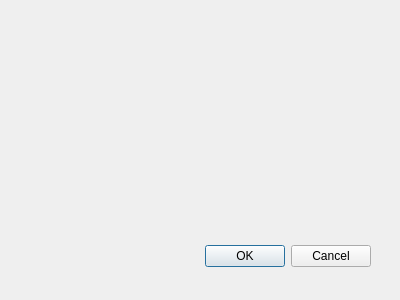
Qt form yolo_qgis_dialog_base.ui (santerr80/yolo_qgis) before a commit.
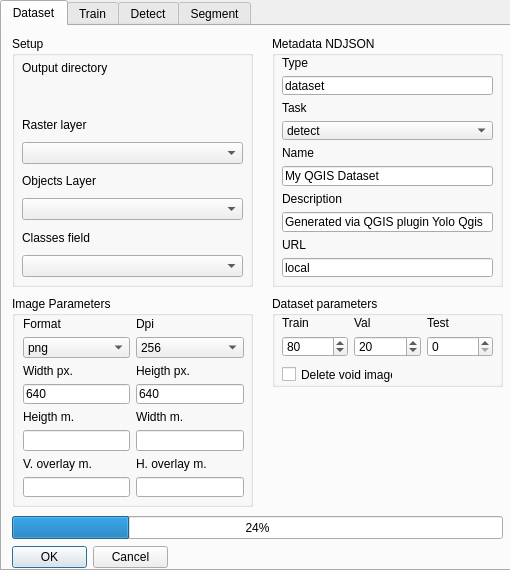
The same form after that commit. Custom widgets are drawn as their Qt base class.

```diff
--- a/yolo_qgis_dialog_base.ui
+++ b/yolo_qgis_dialog_base.ui
@@ -1,34 +1,582 @@
 <ui version="4.0" >
  <class>YoloQgisDialogBase</class>
- <widget class="QDialog" name="YoloQgisDialogBase" >
-  <property name="geometry" >
+ <widget class="QDialog" name="YoloQgisDialogBase">
+  <property name="windowModality">
+   <enum>Qt::NonModal</enum>
+  </property>
+  <property name="geometry">
    <rect>
     <x>0</x>
     <y>0</y>
-    <width>400</width>
-    <height>300</height>
+    <width>510</width>
+    <height>570</height>
    </rect>
   </property>
-  <property name="windowTitle" >
+  <property name="sizePolicy">
+   <sizepolicy hsizetype="Fixed" vsizetype="Fixed">
+    <horstretch>0</horstretch>
+    <verstretch>0</verstretch>
+   </sizepolicy>
+  </property>
+  <property name="acceptDrops">
+   <bool>true</bool>
+  </property>
+  <property name="windowTitle">
    <string>Yolo Qgis</string>
   </property>
-  <widget class="QDialogButtonBox" name="button_box" >
-   <property name="geometry" >
+  <property name="layoutDirection">
+   <enum>Qt::LeftToRight</enum>
+  </property>
+  <property name="autoFillBackground">
+   <bool>false</bool>
+  </property>
+  <property name="sizeGripEnabled">
+   <bool>false</bool>
+  </property>
+  <property name="modal">
+   <bool>true</bool>
+  </property>
+  <widget class="QTabWidget" name="tabWidget">
+   <property name="geometry">
     <rect>
-     <x>30</x>
-     <y>240</y>
-     <width>341</width>
-     <height>32</height>
+     <x>0</x>
+     <y>0</y>
+     <width>511</width>
+     <height>571</height>
     </rect>
    </property>
-   <property name="orientation" >
-    <enum>Qt::Horizontal</enum>
+   <property name="currentIndex">
+    <number>0</number>
    </property>
-   <property name="standardButtons" >
-    <set>QDialogButtonBox::Cancel|QDialogButtonBox::Ok</set>
-   </property>
+   <widget class="QWidget" name="Dataset">
+    <attribute name="title">
+     <string>Dataset</string>
+    </attribute>
+    <widget class="QGroupBox" name="MetadataNdjson">
+     <property name="geometry">
+      <rect>
+       <x>270</x>
+       <y>10</y>
+       <width>231</width>
+       <height>251</height>
+      </rect>
+     </property>
+     <property name="title">
+      <string>Metadata NDJSON</string>
+     </property>
+     <property name="flat">
+      <bool>false</bool>
+     </property>
+     <property name="checkable">
+      <bool>false</bool>
+     </property>
+     <widget class="QWidget" name="layoutWidget">
+      <property name="geometry">
+       <rect>
+        <x>10</x>
+        <y>20</y>
+        <width>211</width>
+        <height>221</height>
+       </rect>
+      </property>
+      <layout class="QVBoxLayout" name="verticalLayout_3">
+       <item>
+        <widget class="QLabel" name="label_13">
+         <property name="text">
+          <string>Type</string>
+         </property>
+        </widget>
+       </item>
+       <item>
+        <widget class="QLineEdit" name="lineEdit_TypeDataset">
+         <property name="text">
+          <string>dataset</string>
+         </property>
+        </widget>
+       </item>
+       <item>
+        <widget class="QLabel" name="label_14">
+         <property name="text">
+          <string>Task</string>
+         </property>
+        </widget>
+       </item>
+       <item>
+        <widget class="QComboBox" name="comboBox_TaskDataset">
+         <item>
+          <property name="text">
+           <string>detect</string>
+          </property>
+         </item>
+         <item>
+          <property name="text">
+           <string>segment</string>
+          </property>
+         </item>
+         <item>
+          <property name="text">
+           <string>classify</string>
+          </property>
+         </item>
+         <item>
+          <property name="text">
+           <string>pose</string>
+          </property>
+         </item>
+         <item>
+          <property name="text">
+           <string>obb</string>
+          </property>
+         </item>
+        </widget>
+       </item>
+       <item>
+        <widget class="QLabel" name="label_15">
+         <property name="text">
+          <string>Name</string>
+         </property>
+        </widget>
+       </item>
+       <item>
+        <widget class="QLineEdit" name="lineEdit_NameDataset">
+         <property name="text">
+          <string>My QGIS Dataset</string>
+         </property>
+        </widget>
+       </item>
+       <item>
+        <widget class="QLabel" name="label_16">
+         <property name="text">
+          <string>Description</string>
+         </property>
+        </widget>
+       </item>
+       <item>
+        <widget class="QLineEdit" name="lineEdit_DescriptionDataset">
+         <property name="text">
+          <string>Generated via QGIS plugin Yolo Qgis</string>
+         </property>
+        </widget>
+       </item>
+       <item>
+        <widget class="QLabel" name="label_17">
+         <property name="text">
+          <string>URL</string>
+         </property>
+        </widget>
+       </item>
+       <item>
+        <widget class="QLineEdit" name="lineEdit_UrlDataset">
+         <property name="text">
+          <string>local</string>
+         </property>
+        </widget>
+       </item>
+      </layout>
+     </widget>
+    </widget>
+    <widget class="QGroupBox" name="ImageParameters">
+     <property name="geometry">
+      <rect>
+       <x>10</x>
+       <y>270</y>
+       <width>241</width>
+       <height>211</height>
+      </rect>
+     </property>
+     <property name="title">
+      <string>Image Parameters</string>
+     </property>
+     <widget class="QWidget" name="layoutWidget">
+      <property name="geometry">
+       <rect>
+        <x>11</x>
+        <y>21</y>
+        <width>221</width>
+        <height>181</height>
+       </rect>
+      </property>
+      <layout class="QGridLayout" name="gridLayout">
+       <item row="3" column="1">
+        <widget class="QLineEdit" name="lineEdit_HeigthPixel">
+         <property name="text">
+          <string>640</string>
+         </property>
+        </widget>
+       </item>
+       <item row="2" column="0">
+        <widget class="QLabel" name="label_7">
+         <property name="text">
+          <string>Width px.</string>
+         </property>
+        </widget>
+       </item>
+       <item row="3" column="0">
+        <widget class="QLineEdit" name="lineEdit_WidthPixel">
+         <property name="text">
+          <string>640</string>
+         </property>
+        </widget>
+       </item>
+       <item row="0" column="0">
+        <widget class="QLabel" name="label_5">
+         <property name="text">
+          <string>Format</string>
+         </property>
+        </widget>
+       </item>
+       <item row="0" column="1">
+        <widget class="QLabel" name="label_6">
+         <property name="text">
+          <string>Dpi</string>
+         </property>
+        </widget>
+       </item>
+       <item row="2" column="1">
+        <widget class="QLabel" name="label_8">
+         <property name="text">
+          <string>Heigth px.</string>
+         </property>
+        </widget>
+       </item>
+       <item row="1" column="0">
+        <widget class="QComboBox" name="comboBoxFileFormat">
+         <item>
+          <property name="text">
+           <string>png</string>
+          </property>
+         </item>
+         <item>
+          <property name="text">
+           <string>jpg</string>
+          </property>
+         </item>
+        </widget>
+       </item>
+       <item row="1" column="1">
+        <widget class="QComboBox" name="comboBox_Dpi">
+         <property name="currentText">
+          <string>256</string>
+         </property>
+         <property name="currentIndex">
+          <number>1</number>
+         </property>
+         <item>
+          <property name="text">
+           <string>128</string>
+          </property>
+         </item>
+         <item>
+          <property name="text">
+           <string>256</string>
+          </property>
+         </item>
+         <item>
+          <property name="text">
+           <string>512</string>
+          </property>
+         </item>
+         <item>
+          <property name="text">
+           <string>1024</string>
+          </property>
+         </item>
+        </widget>
+       </item>
+       <item row="4" column="0">
+        <widget class="QLabel" name="label_9">
+         <property name="text">
+          <string>Heigth m.</string>
+         </property>
+        </widget>
+       </item>
+       <item row="5" column="0">
+        <widget class="QLineEdit" name="lineEdit_HeigthMeter">
+         <property name="text">
+          <string/>
+         </property>
+        </widget>
+       </item>
+       <item row="6" column="0">
+        <widget class="QLabel" name="label_12">
+         <property name="text">
+          <string>V. overlay m.</string>
+         </property>
+        </widget>
+       </item>
+       <item row="4" column="1">
+        <widget class="QLabel" name="label_10">
+         <property name="text">
+          <string>Width m.</string>
+         </property>
+        </widget>
+       </item>
+       <item row="6" column="1">
+        <widget class="QLabel" name="label_11">
+         <property name="text">
+          <string>H. overlay m.</string>
+         </property>
+        </widget>
+       </item>
+       <item row="7" column="1">
+        <widget class="QLineEdit" name="lineEdit_HorizontalOverlay">
+         <property name="text">
+          <string/>
+         </property>
+        </widget>
+       </item>
+       <item row="5" column="1">
+        <widget class="QLineEdit" name="lineEdit_WidthMeter">
+         <property name="text">
+          <string/>
+         </property>
+        </widget>
+       </item>
+       <item row="7" column="0">
+        <widget class="QLineEdit" name="lineEdit_VerticalOverlay">
+         <property name="text">
+          <string/>
+         </property>
+        </widget>
+       </item>
+      </layout>
+     </widget>
+    </widget>
+    <widget class="QGroupBox" name="Setup">
+     <property name="geometry">
+      <rect>
+       <x>10</x>
+       <y>10</y>
+       <width>241</width>
+       <height>251</height>
+      </rect>
+     </property>
+     <property name="title">
+      <string>Setup</string>
+     </property>
+     <widget class="QWidget" name="layoutWidget">
+      <property name="geometry">
+       <rect>
+        <x>10</x>
+        <y>20</y>
+        <width>221</width>
+        <height>221</height>
+       </rect>
+      </property>
+      <layout class="QVBoxLayout" name="verticalLayout">
+       <property name="spacing">
+        <number>6</number>
+       </property>
+       <item>
+        <widget class="QLabel" name="label">
+         <property name="text">
+          <string>Output directory</string>
+         </property>
+        </widget>
+       </item>
+       <item>
+        <widget class="QgsFileWidget" name="mQgsFileWidget">
+         <property name="storageMode">
+          <enum>QgsFileWidget::GetDirectory</enum>
+         </property>
+        </widget>
+       </item>
+       <item>
+        <widget class="QLabel" name="label_2">
+         <property name="text">
+          <string>Raster layer</string>
+         </property>
+        </widget>
+       </item>
+       <item>
+        <widget class="QgsMapLayerComboBox" name="mMapLayerComboBoxRaster"/>
+       </item>
+       <item>
+        <widget class="QLabel" name="label_4">
+         <property name="text">
+          <string>Objects Layer</string>
+         </property>
+        </widget>
+       </item>
+       <item>
+        <widget class="QgsMapLayerComboBox" name="mMapLayerComboBoxObjects"/>
+       </item>
+       <item>
+        <widget class="QLabel" name="label_3">
+         <property name="text">
+          <string>Classes field</string>
+         </property>
+        </widget>
+       </item>
+       <item>
+        <widget class="QgsFieldComboBox" name="mFieldComboBoxObjects">
+         <property name="currentText">
+          <string/>
+         </property>
+        </widget>
+       </item>
+      </layout>
+     </widget>
+    </widget>
+    <widget class="QGroupBox" name="DatasetParameters">
+     <property name="geometry">
+      <rect>
+       <x>270</x>
+       <y>270</y>
+       <width>231</width>
+       <height>91</height>
+      </rect>
+     </property>
+     <property name="title">
+      <string>Dataset parameters</string>
+     </property>
+     <widget class="QWidget" name="layoutWidget">
+      <property name="geometry">
+       <rect>
+        <x>10</x>
+        <y>20</y>
+        <width>211</width>
+        <height>41</height>
+       </rect>
+      </property>
+      <layout class="QGridLayout" name="gridLayout_2">
+       <item row="0" column="0">
+        <widget class="QLabel" name="label_18">
+         <property name="text">
+          <string>Train</string>
+         </property>
+        </widget>
+       </item>
+       <item row="0" column="1">
+        <widget class="QLabel" name="label_19">
+         <property name="text">
+          <string>Val</string>
+         </property>
+        </widget>
+       </item>
+       <item row="0" column="2">
+        <widget class="QLabel" name="label_20">
+         <property name="text">
+          <string>Test</string>
+         </property>
+        </widget>
+       </item>
+       <item row="1" column="0">
+        <widget class="QSpinBox" name="spinBox_Train">
+         <property name="minimum">
+          <number>1</number>
+         </property>
+         <property name="maximum">
+          <number>99</number>
+         </property>
+         <property name="value">
+          <number>80</number>
+         </property>
+        </widget>
+       </item>
+       <item row="1" column="1">
+        <widget class="QSpinBox" name="spinBox_Val">
+         <property name="minimum">
+          <number>1</number>
+         </property>
+         <property name="maximum">
+          <number>99</number>
+         </property>
+         <property name="value">
+          <number>20</number>
+         </property>
+        </widget>
+       </item>
+       <item row="1" column="2">
+        <widget class="QSpinBox" name="spinBox_3">
+         <property name="minimum">
+          <number>0</number>
+         </property>
+         <property name="maximum">
+          <number>99</number>
+         </property>
+         <property name="value">
+          <number>0</number>
+         </property>
+        </widget>
+       </item>
+      </layout>
+     </widget>
+     <widget class="QCheckBox" name="voidImages">
+      <property name="geometry">
+       <rect>
+        <x>10</x>
+        <y>70</y>
+        <width>111</width>
+        <height>17</height>
+       </rect>
+      </property>
+      <property name="text">
+       <string>Delete void images</string>
+      </property>
+     </widget>
+    </widget>
+    <widget class="QDialogButtonBox" name="buttonBox">
+     <property name="geometry">
+      <rect>
+       <x>10</x>
+       <y>520</y>
+       <width>156</width>
+       <height>23</height>
+      </rect>
+     </property>
+     <property name="standardButtons">
+      <set>QDialogButtonBox::Cancel|QDialogButtonBox::Ok</set>
+     </property>
+    </widget>
+    <widget class="QProgressBar" name="progressBar">
+     <property name="geometry">
+      <rect>
+       <x>10</x>
+       <y>490</y>
+       <width>491</width>
+       <height>23</height>
+      </rect>
+     </property>
+     <property name="value">
+      <number>24</number>
+     </property>
+    </widget>
+   </widget>
+   <widget class="QWidget" name="Train">
+    <attribute name="title">
+     <string>Train</string>
+    </attribute>
+   </widget>
+   <widget class="QWidget" name="Detect">
+    <attribute name="title">
+     <string>Detect</string>
+    </attribute>
+   </widget>
+   <widget class="QWidget" name="Segment">
+    <attribute name="title">
+     <string>Segment</string>
+    </attribute>
+   </widget>
   </widget>
  </widget>
+ <customwidgets>
+  <customwidget>
+   <class>QgsFieldComboBox</class>
+   <extends>QComboBox</extends>
+   <header>qgsfieldcombobox.h</header>
+  </customwidget>
+  <customwidget>
+   <class>QgsFileWidget</class>
+   <extends>QWidget</extends>
+   <header>qgsfilewidget.h</header>
+  </customwidget>
+  <customwidget>
+   <class>QgsMapLayerComboBox</class>
+   <extends>QComboBox</extends>
+   <header>qgsmaplayercombobox.h</header>
+  </customwidget>
+ </customwidgets>
  <resources/>
  <connections>
   <connection>
```
Left out of the diff: 38 changed lines with no effect on the pictures.
